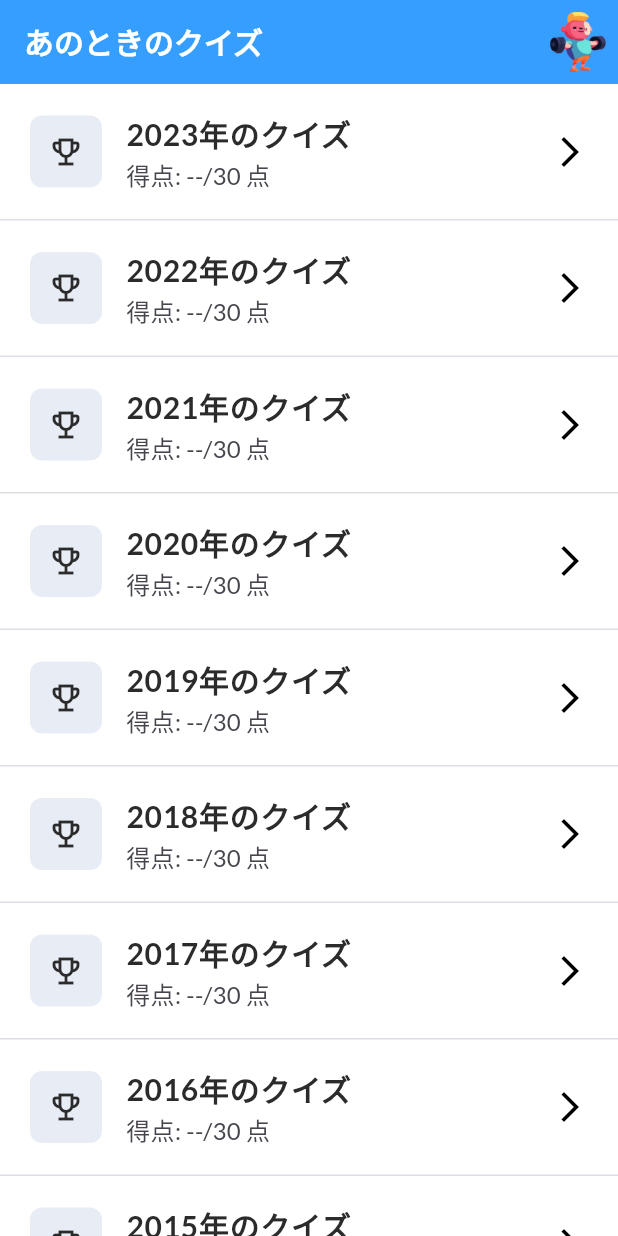
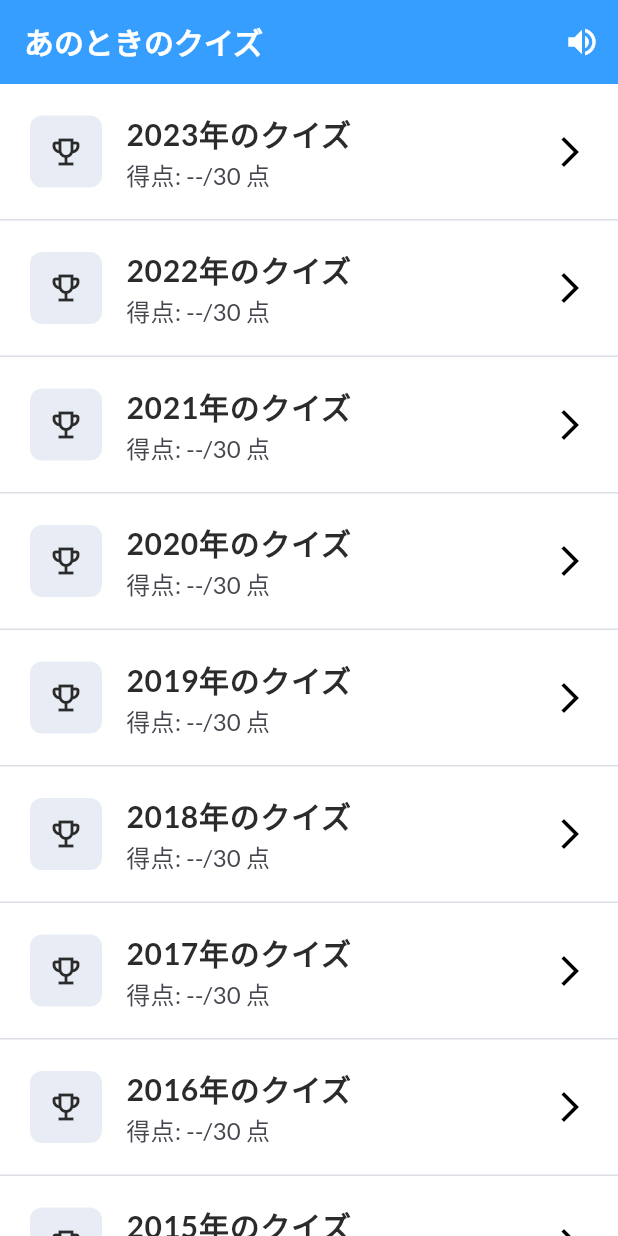
Before and after one commit to kotaroyamazaki/generatoin_quiz_app, a Flutter app: the screen it shows after launch, on a phone screen of 412 x 824 dp. Run offline on Flutter 3.47's test engine with Material 3 defaults, Android fonts, the light colour scheme and no system bars; our stand-ins replace audioplayers, cloud_firestore, firebase_analytics, firebase_core, flutter_riverpod, google_fonts and 2 more; missing offline and left inert: app_tracking_transparency, rate_my_app; accounts and stored records are empty; network calls fail.

Commit message:
サウンドの制御

```diff
--- /dev/null
+++ b/lib/audio_manager.dart
@@ -0,0 +1,30 @@
+// audio_manager.dart
+import 'package:audioplayers/audioplayers.dart';
+import 'package:flutter_riverpod/flutter_riverpod.dart';
+import 'package:generation_quiz_app/provider/sound_notifier.dart';
+
+final audioManagerProvider = Provider<AudioManager>((ref) {
+  return AudioManager(ref);
+});
+
+class AudioManager {
+  final Ref ref;
+  final AudioPlayer _player;
+
+  AudioManager(this.ref) : _player = AudioPlayer();
+
+  Future<void> play(Source source) async {
+    final isSoundOn = ref.read(soundProvider);
+    if (isSoundOn) {
+      await _player.play(source);
+    }
+  }
+
+  Future<void> stop() async {
+    await _player.stop();
+  }
+
+  Future<void> dispose() async {
+    await _player.dispose();
+  }
+}
--- a/lib/screens/home_screen.dart
+++ b/lib/screens/home_screen.dart
@@ -1,9 +1,11 @@
 import 'package:audioplayers/audioplayers.dart';
 import 'package:flutter/material.dart';
 import 'package:flutter_riverpod/flutter_riverpod.dart';
+import 'package:generation_quiz_app/audio_manager.dart';
 import 'package:generation_quiz_app/models/constants.dart';
 import 'package:generation_quiz_app/provider/providers.dart';
 import 'package:generation_quiz_app/provider/score_notifier.dart';
+import 'package:generation_quiz_app/provider/sound_notifier.dart';
 import 'package:generation_quiz_app/screens/quiz_screen.dart';
 import 'package:generation_quiz_app/services/analytics.dart';
 import 'package:generation_quiz_app/services/att.dart';
@@ -19,6 +21,8 @@ class HomeScreen extends ConsumerStatefulWidget {
 
 class HomeScreenState extends ConsumerState<HomeScreen> {
   late RateMyApp _rateMyApp;
+  late AudioManager player;
+
   bool isLoading = false;
 
   @override
@@ -40,24 +44,29 @@ class HomeScreenState extends ConsumerState<HomeScreen> {
       }
     });
 
+    player = ref.read(audioManagerProvider);
+
     WidgetsFlutterBinding.ensureInitialized()
         .addPostFrameCallback((_) => ATTService.init());
   }
 
   @override
   Widget build(BuildContext context) {
-    final player = AudioPlayer();
     final firestoreService = ref.watch(firestoreServiceProvider);
     final scores = ref.watch(scoreProvider);
+    final isSoundOn = ref.watch(soundProvider);
 
     return Scaffold(
       appBar: AppBar(
         backgroundColor: primaryColor,
         title: const Text('あのときのクイズ'),
-        actions: const [
-          Padding(
-            padding: EdgeInsets.all(8.0),
-            child: Image(image: AssetImage('assets/images/training_man.png')),
+        actions: [
+          IconButton(
+            icon: Icon(isSoundOn ? Icons.volume_up : Icons.volume_off,
+                color: Colors.white),
+            onPressed: () {
+              ref.read(soundProvider.notifier).toggleSound();
+            },
           ),
         ],
       ),
```
Also changed, not shown: lib/provider/sound_notifier.dart (added, +22 -0 lines), lib/screens/quiz_screen.dart (+15 -1 lines).
